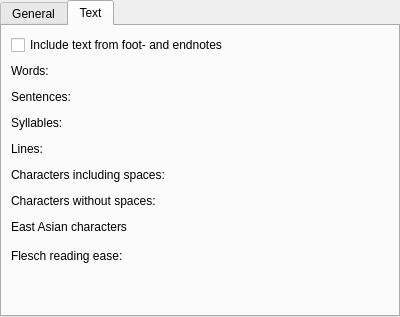
JeremiasE/KFormula, file kword/part/dialogs/KWStatistics.ui: the form before one commit.
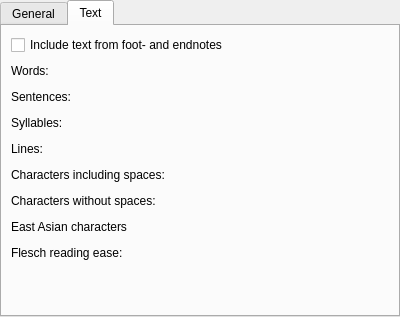
The form after the commit.

Commit message: SVN_SILENT clean up and rearrange the UI components alignment

```diff
--- a/kword/part/dialogs/KWStatistics.ui
+++ b/kword/part/dialogs/KWStatistics.ui
@@ -325,28 +325,41 @@
          </property>
         </spacer>
        </item>
-       <item row="7" column="3" rowspan="2">
+       <item row="7" column="3">
         <widget class="QLabel" name="cjkChars">
-         <property name="text">
-          <string/>
-         </property>
-        </widget>
-       </item>
-       <item row="8" column="1" rowspan="2" colspan="2">
-        <widget class="QLabel" name="flesch">
          <property name="alignment">
           <set>Qt::AlignRight|Qt::AlignTrailing|Qt::AlignVCenter</set>
          </property>
         </widget>
        </item>
-       <item row="9" column="0">
+       <item row="8" column="0">
         <widget class="QLabel" name="label_27">
          <property name="text">
           <string>Flesch reading ease:</string>
          </property>
         </widget>
        </item>
-       <item row="10" column="2">
+       <item row="8" column="2">
+        <spacer>
+         <property name="orientation">
+          <enum>Qt::Horizontal</enum>
+         </property>
+         <property name="sizeHint" stdset="0">
+          <size>
+           <width>40</width>
+           <height>20</height>
+          </size>
+         </property>
+        </spacer>
+       </item>
+       <item row="8" column="3">
+        <widget class="QLabel" name="flesch">
+         <property name="alignment">
+          <set>Qt::AlignRight|Qt::AlignTrailing|Qt::AlignVCenter</set>
+         </property>
+        </widget>
+       </item>
+       <item row="9" column="2">
         <spacer>
          <property name="orientation">
           <enum>Qt::Vertical</enum>
```
